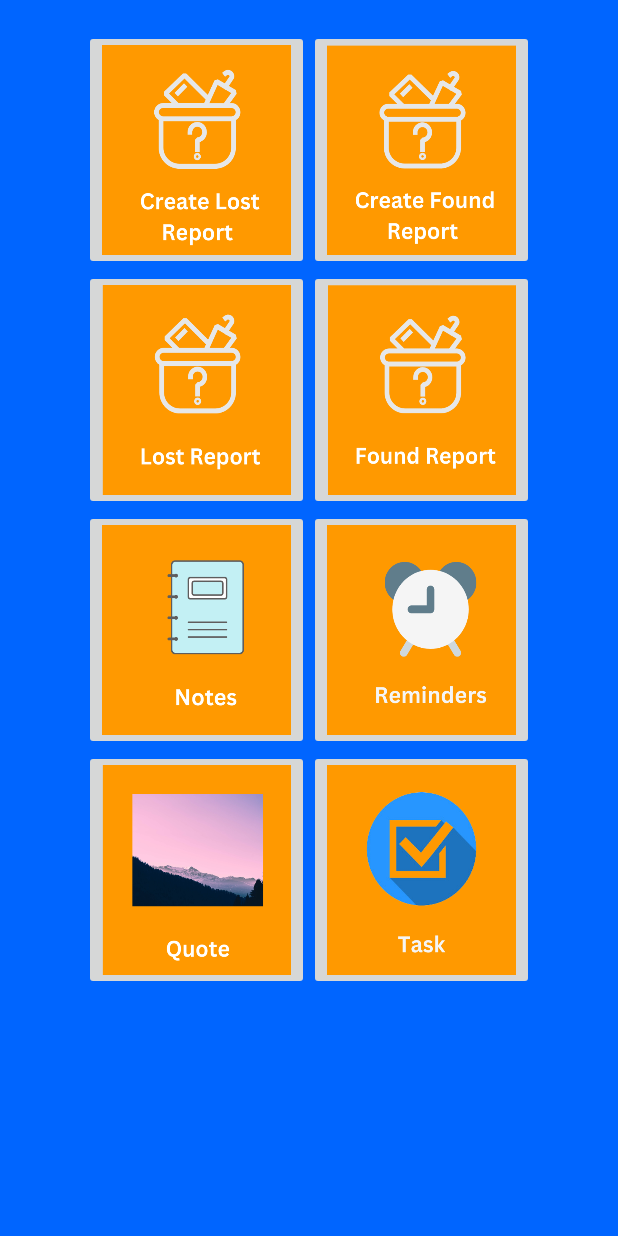
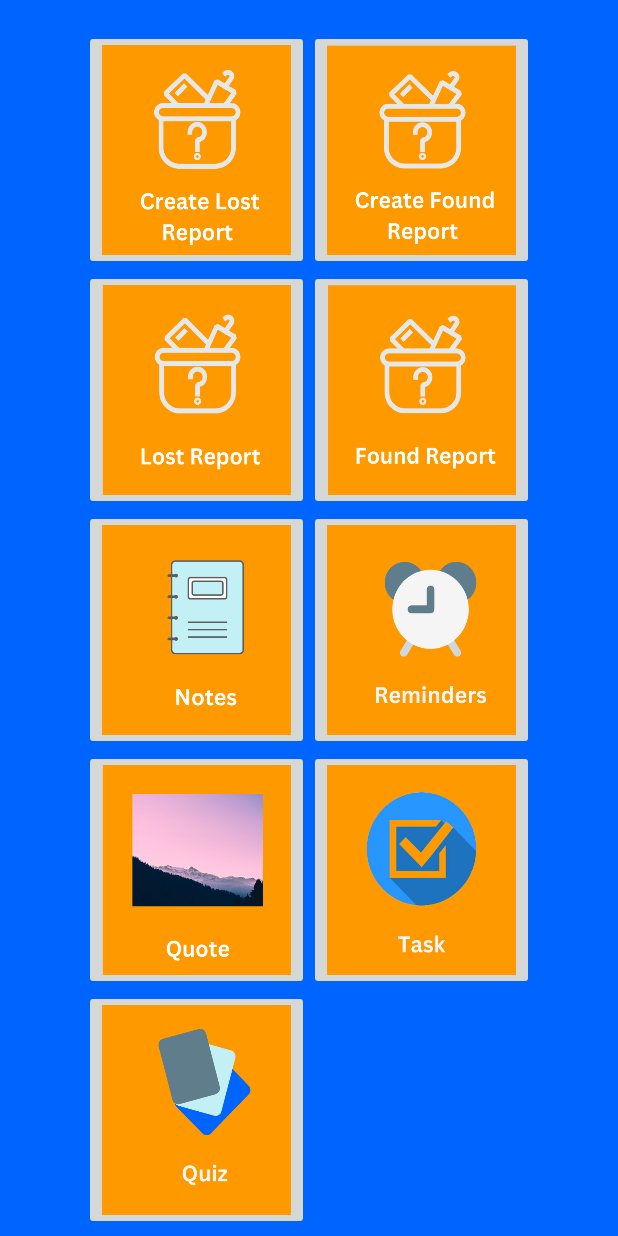
Before and after one commit to JohnChristianIdul/FoundMyNotes, an Android app: the Home screen opened directly, with no data from a screen before it, on a phone screen of 412 x 824 dp. Run offline under Robolectric (Android 15) with nearby library versions, the phone set to English and light mode, and no system bars; 5 statements that could not run were skipped.

Commit message:
added quiz button in home-idul

```diff
--- a/app/src/main/java/com/example/foundmynotes/Home.java
+++ b/app/src/main/java/com/example/foundmynotes/Home.java
@@ -7,11 +7,11 @@ import android.content.Intent;
 import android.os.Bundle;
 import android.view.View;
 import android.widget.Button;
+import android.widget.ImageButton;
 import android.widget.ImageView;
 
 public class Home extends AppCompatActivity implements View.OnClickListener {
-    Button btnReport;
-    ImageView imageView, imgNotes, imgOver;
+    ImageButton createNotebtn, createReminderbtn, quizbtn, browseQuotebtn, createTaskbtn;
 
     @Override
     protected void onCreate(Bundle savedInstanceState) {
@@ -22,14 +22,18 @@ public class Home extends AppCompatActivity implements View.OnClickListener {
             imageView = findViewById(R.id.imageView);
             imageView.setOnClickListener(this);
 
-            imgNotes = findViewById(R.id.imgNotes);
-            imgNotes.setOnClickListener(this);
-
-            imgOver = findViewById(R.id.imageOver);
-            imgOver.setOnClickListener(this);
-
             btnReport= findViewById(R.id.btnReport);
             btnReport.setOnClickListener(this);
+
+            createNotebtn = findViewById(R.id.create_note);
+            createNotebtn.setOnClickListener(this);
+
+            createReminderbtn = findViewById(R.id.create_reminder);
+            createReminderbtn.setOnClickListener(this);
+
+            quizbtn = findViewById(R.id.quiz)
+                    browseQuotebtn
+                    createTaskbtn
         }
 
     @Override
--- a/app/src/main/res/layout/activity_home.xml
+++ b/app/src/main/res/layout/activity_home.xml
@@ -89,6 +89,22 @@
                     android:src="@drawable/create_task" />
             </TableRow>
 
+            <TableRow
+                android:gravity="center">
+                <ImageButton
+                    android:id="@+id/open_quiz"
+                    android:layout_width="150sp"
+                    android:layout_height="160sp"
+                    android:scaleType="fitXY"
+                    android:src="@drawable/create_quiz" />
+
+                <ImageButton
+                    android:layout_width="150sp"
+                    android:layout_height="160sp"
+                    android:alpha="0"
+                    android:scaleType="fitXY" />
+            </TableRow>
+
         </TableLayout>
     </ScrollView>
 
```
